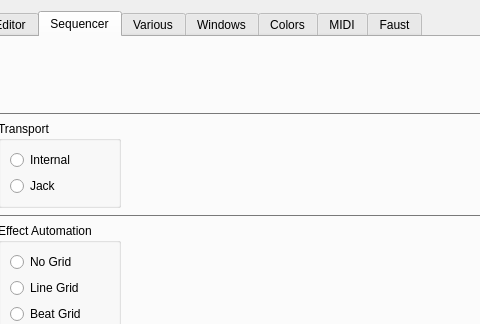
Before: the Qt Designer form Qt/qt4_preferences.ui in kmatheussen/radium, drawn with Qt 5; both pictures show x 203 to 683 and y 0 to 324 of the 1133 by 658 pixel window.
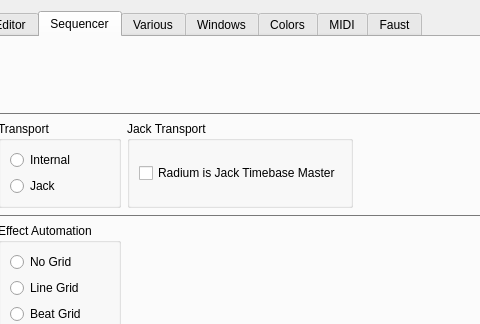
After: the same form once the commit is applied.

Commit message: Option to let radium be jack timebase master. (ON by default)

The edit to the form file:
```diff
--- a/Qt/qt4_preferences.ui
+++ b/Qt/qt4_preferences.ui
@@ -3349,7 +3349,7 @@
          </layout>
         </widget>
        </item>
-       <item row="6" column="2">
+       <item row="6" column="3">
         <spacer name="horizontalSpacer_14">
          <property name="orientation">
           <enum>Qt::Horizontal</enum>
@@ -3362,7 +3362,7 @@
          </property>
         </spacer>
        </item>
-       <item row="5" column="0" colspan="3">
+       <item row="5" column="0" colspan="4">
         <widget class="Line" name="line_15">
          <property name="palette">
           <palette>
@@ -4026,7 +4026,7 @@
          </layout>
         </widget>
        </item>
-       <item row="2" column="0" colspan="3">
+       <item row="2" column="0" colspan="4">
         <widget class="Line" name="line_23">
          <property name="palette">
           <palette>
@@ -4537,6 +4537,22 @@
          </layout>
         </widget>
        </item>
+       <item row="3" column="2">
+        <widget class="QGroupBox" name="groupBox_12">
+         <property name="title">
+          <string>Jack Transport</string>
+         </property>
+         <layout class="QGridLayout" name="gridLayout_9">
+          <item row="0" column="0">
+           <widget class="QCheckBox" name="is_timebase_master">
+            <property name="text">
+             <string>Radium is Jack Timebase Master</string>
+            </property>
+           </widget>
+          </item>
+         </layout>
+        </widget>
+       </item>
       </layout>
      </widget>
      <widget class="QWidget" name="Various">
```
The commit also changes 5 other files.
